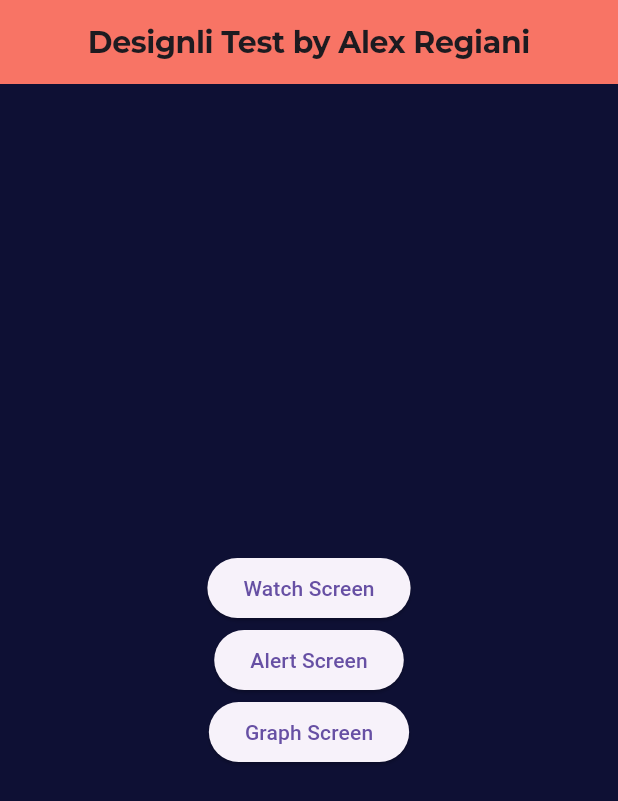
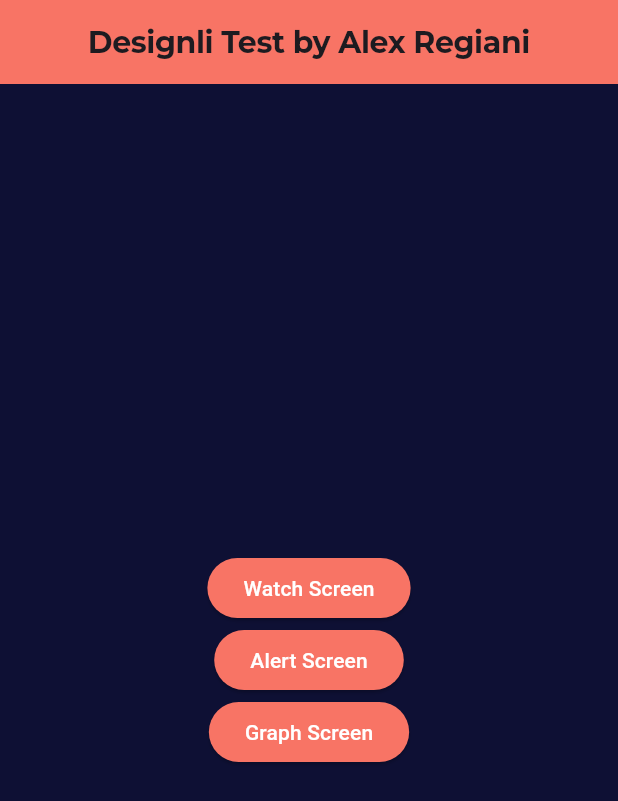
Before and after one commit to alexregiani/tech_test_designli, a Flutter app: the screen it shows after launch, on a phone screen of 412 x 824 dp. Shown: the top 801 px of the screen. Run offline on Flutter 3.47's test engine with Material 3 defaults, Android fonts, the light colour scheme and no system bars; our stand-ins replace bloc, dio, equatable, flutter_bloc, gap, get_it and 2 more; project files that could hold a hidden picture were left out.

Commit message:
colors of buttons match desingli

```diff
--- a/lib/presentation/homepage.dart
+++ b/lib/presentation/homepage.dart
@@ -25,6 +25,9 @@ class HomeScreen extends StatelessWidget {
           mainAxisAlignment: MainAxisAlignment.center,
           children: [
             ElevatedButton(
+              style: ElevatedButton.styleFrom(
+                backgroundColor: MyColors.designlyOrange,
+              ),
               onPressed: () {
                 Navigator.push(
                   context,
@@ -33,9 +36,13 @@ class HomeScreen extends StatelessWidget {
                   ),
                 );
               },
-              child: const Text('Watch Screen'),
+              child: const Text(
+                  style: TextStyle(color: Colors.white), 'Watch Screen'),
             ),
             ElevatedButton(
+              style: ElevatedButton.styleFrom(
+                backgroundColor: MyColors.designlyOrange,
+              ),
               onPressed: () {
                 Navigator.push(
                   context,
@@ -44,9 +51,13 @@ class HomeScreen extends StatelessWidget {
                   ),
                 );
               },
-              child: const Text('Alert Screen'),
+              child: const Text(
+                  style: TextStyle(color: Colors.white), 'Alert Screen'),
             ),
             ElevatedButton(
+              style: ElevatedButton.styleFrom(
+                backgroundColor: MyColors.designlyOrange,
+              ),
               onPressed: () {
                 Navigator.push(
                   context,
@@ -55,7 +66,8 @@ class HomeScreen extends StatelessWidget {
                   ),
                 );
               },
-              child: const Text('Graph Screen'),
+              child: const Text(
+                  style: TextStyle(color: Colors.white), 'Graph Screen'),
             )
           ],
         ),
```
